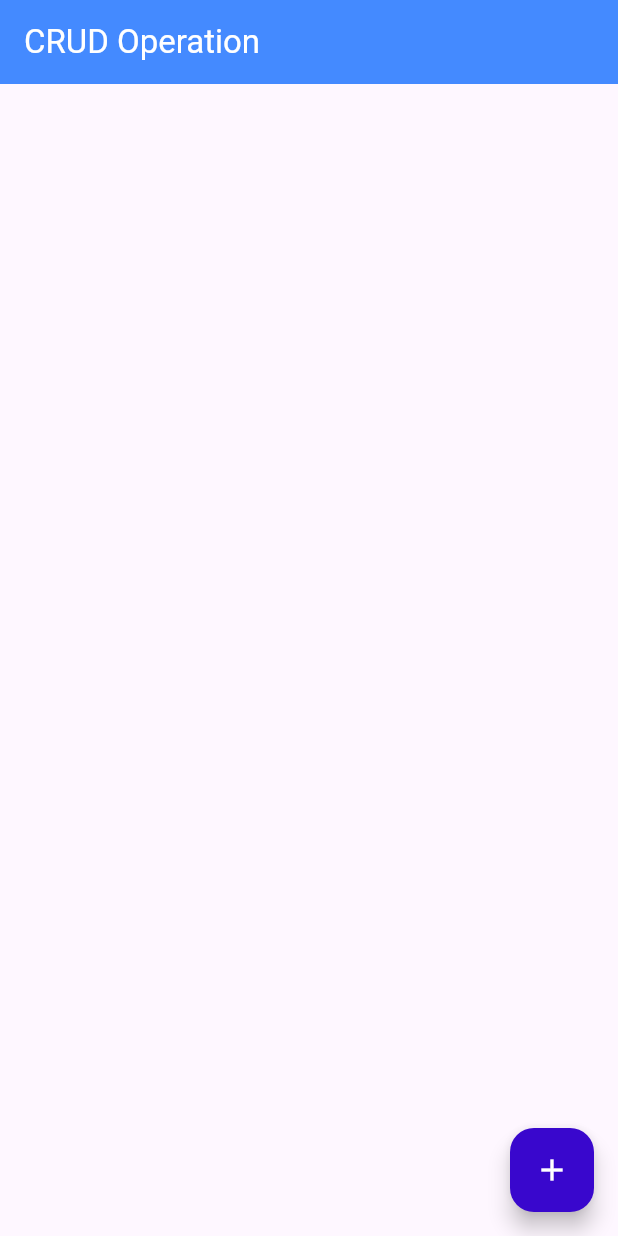
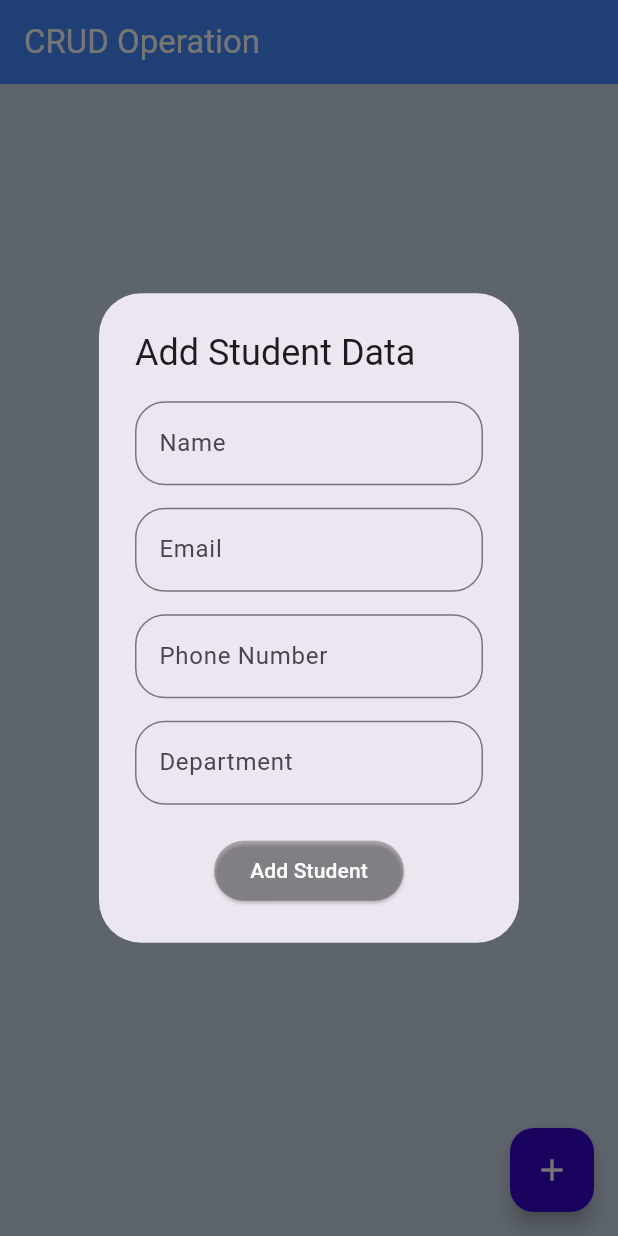
Before and after one commit to abhishek12440/student_directory_app, a Flutter app: the screen it shows after launch, after a tap on the "add" icon, on a phone screen of 412 x 824 dp. Run offline on Flutter 3.47's test engine with Material 3 defaults, Android fonts, the phone set to English and light mode, and no system bars; our stand-ins replace cloud_firestore, firebase_core, lottie; accounts and stored records are empty.

Commit message:
create&read

```diff
--- a/lib/home.dart
+++ b/lib/home.dart
@@ -1,9 +1,19 @@
 import 'package:flutter/material.dart';
+import 'package:student_directory_app/services.dart';
 
-class Home extends StatelessWidget {
+class Home extends StatefulWidget {
   const Home({super.key});
 
   @override
+  State<Home> createState() => _HomeState();
+}
+
+class _HomeState extends State<Home> {
+  @override
+  TextEditingController namecount = TextEditingController();
+  TextEditingController emailcount = TextEditingController();
+  TextEditingController phonecount = TextEditingController();
+  TextEditingController departmentcount = TextEditingController();
   Widget build(BuildContext context) {
     return Scaffold(
       appBar: AppBar(
@@ -13,8 +23,110 @@ class Home extends StatelessWidget {
       ),
 
       floatingActionButton: FloatingActionButton(
-        onPressed: () {},
-        child: Icon(Icons.add,color: Colors.white,),backgroundColor: const Color.fromARGB(255, 57, 7, 205),
+        onPressed: () {
+          showDialog(
+            context: context,
+            builder: (context) {
+              return AlertDialog(
+                title: Text("Add Student Data"),
+                content: Column(
+                  mainAxisSize: MainAxisSize.min,
+                  children: [
+                    TextFormField(
+                      controller: namecount,
+                      decoration: InputDecoration(
+                        label: Text("Name"),
+                        border: OutlineInputBorder(
+                          borderRadius: BorderRadius.circular(20),
+                        ),
+                      ),
+                    ),
+                    SizedBox(height: 15),
+                    TextFormField(
+                      controller: emailcount,
+                      decoration: InputDecoration(
+                        label: Text("Email"),
+                        border: OutlineInputBorder(
+                          borderRadius: BorderRadius.circular(20),
+                        ),
+                      ),
+                    ),
+                    SizedBox(height: 15),
+                    TextFormField(
+                      controller: phonecount,
+                      decoration: InputDecoration(
+                        label: Text("Phone Number"),
+                        border: OutlineInputBorder(
+                          borderRadius: BorderRadius.circular(20),
+                        ),
+                      ),
+                    ),
+                    SizedBox(height: 15),
+                    TextFormField(
+                      controller: departmentcount,
+                      decoration: InputDecoration(
+                        label: Text("Department"),
+                        border: OutlineInputBorder(
+                          borderRadius: BorderRadius.circular(20),
+                        ),
+                      ),
+                    ),
+                    SizedBox(height: 20),
+                    ElevatedButton(
+                      onPressed: () {
+                        student(
+                          context: context,
+                          Name: namecount.text,
+                          email: emailcount.text,
+                          phone_number: phonecount.text,
+                          department: departmentcount.text,
+                        );
+                      },
+                      child: Text(
+                        "Add Student",
+                        style: TextStyle(color: Colors.white),
+                      ),
+                      style: ElevatedButton.styleFrom(
+                        backgroundColor: const Color.fromARGB(66, 7, 7, 7),
+                      ),
+                    ),
+                  ],
+                ),
+              );
+            },
+          );
+        },
+        backgroundColor: const Color.fromARGB(255, 57, 7, 205),
+        child: Icon(Icons.add, color: Colors.white),
+      ),
+      backgroundColor: const Color.fromARGB(255, 203, 219, 234),
+      body: StreamBuilder(
+        stream: fetch_data(),
+        builder: (context, snapshot) {
+          if (!snapshot.hasData) {
+            return Center(child: CircularProgressIndicator());
+          }
+          final studentdata = snapshot.data!.docs;
+          return ListView.builder(
+            itemCount: studentdata.length,
+            itemBuilder: (context, index) {
+              return ListTile(
+                title: Text(studentdata[index]['Name']),
+                subtitle: Column(
+                  children: [
+                    Row(
+                      children: [
+                        Text(studentdata[index]['email']),
+
+                      ],
+                    ),
+
+                  ],
+                ),
+              );
+            },
+          );
+        },
       ),
     );
   }
--- a/lib/main.dart
+++ b/lib/main.dart
@@ -1,7 +1,7 @@
 import 'package:firebase_core/firebase_core.dart';
 import 'package:flutter/material.dart';
 import 'package:student_directory_app/firebase_options.dart';
-import 'package:student_directory_app/home.dart';
+import 'package:student_directory_app/splash.dart';
 
 void main() async{
 await Firebase.initializeApp(
@@ -16,9 +16,9 @@ class MyApp extends StatelessWidget {
 
   @override
   Widget build(BuildContext context) {
-    return MaterialApp(
+    return MaterialApp(debugShowCheckedModeBanner: false,
 
-      home: Home()
+      home: Splash()
     );
   }
 }
--- /dev/null
+++ b/lib/services.dart
@@ -0,0 +1,31 @@
+import 'package:cloud_firestore/cloud_firestore.dart';
+import 'package:flutter/material.dart';
+
+Future<void> student({
+  required BuildContext context,
+  required String Name,
+  required String email,
+  required String phone_number,
+  required String department,
+}) async {
+  try {
+    await FirebaseFirestore.instance.collection("datas").add({
+      "Name": Name,
+      "Phone Number": phone_number,
+      "Email": email,
+      "Department": department,
+    });
+    Navigator.pop(context);
+    ScaffoldMessenger.of(
+      context,
+    ).showSnackBar(SnackBar(content: Text("student data added")));
+  } catch (e) {
+    ScaffoldMessenger.of(
+      context,
+    ).showSnackBar(SnackBar(content: Text(e.toString())));
+  }
+}
+
+Stream<QuerySnapshot> fetch_data() {
+  return FirebaseFirestore.instance.collection("datas").snapshots();
+}
--- a/lib/splash.dart
+++ b/lib/splash.dart
@@ -1,11 +1,18 @@
 import 'package:flutter/material.dart';
 import 'package:lottie/lottie.dart';
+import 'package:student_directory_app/home.dart';
 
 class Splash extends StatelessWidget {
   const Splash({super.key});
 
   @override
   Widget build(BuildContext context) {
-    return Scaffold(body: Center(child: Lottie.asset("assets/STUDENT.json"),),);
+    Future.delayed(Duration(seconds: 2), () {
+      Navigator.pushReplacement(
+        context,
+        MaterialPageRoute(builder: (context) => Home()),
+      );
+    });
+    return Scaffold(body: Center(child: Lottie.asset("assets/STUDENT.json")));
   }
 }
--- a/pubspec.yaml
+++ b/pubspec.yaml
@@ -36,6 +36,7 @@ dependencies:
   cupertino_icons: ^1.0.8
   firebase_core: ^3.15.2
   lottie: ^3.3.1
+  cloud_firestore: ^5.6.12
 
 dev_dependencies:
   flutter_test:
```
Also changed, not shown: pubspec.lock, 3 other files.
